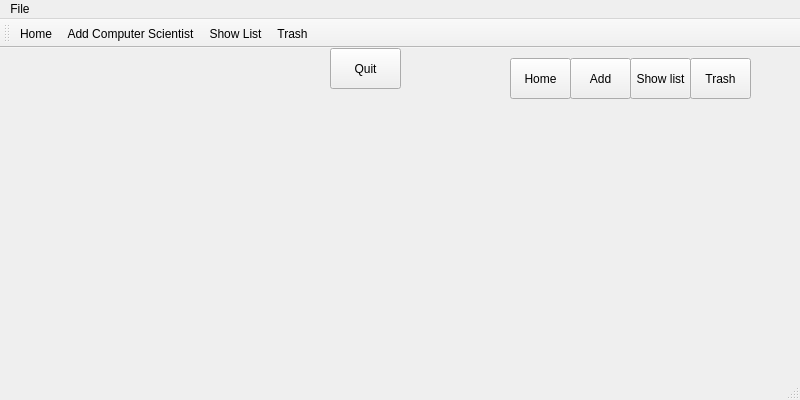
This is Hopur21Verkefni/MyComputerScienceList/ui/mainwindow.ui in Hopur21/Hopur21 as Qt 5 draws it before an edit. The edited form follows.
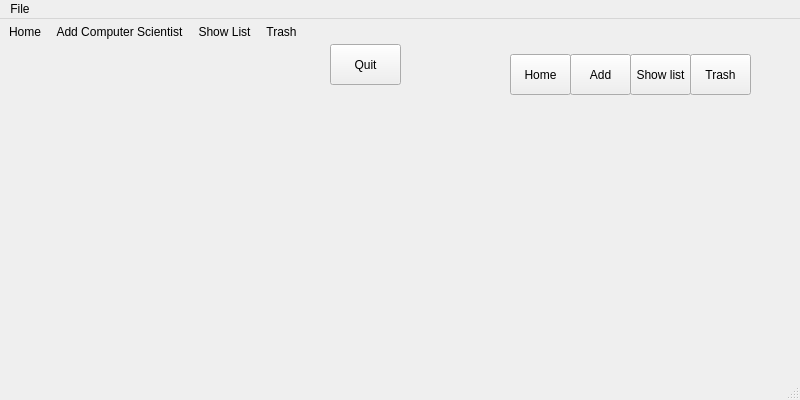
This is the edited form. Icons and pictures are not drawn.

Commit message: main window title and icon

```diff
--- a/Hopur21Verkefni/MyComputerScienceList/ui/mainwindow.ui
+++ b/Hopur21Verkefni/MyComputerScienceList/ui/mainwindow.ui
@@ -126,6 +126,18 @@
    <addaction name="menuHallo"/>
   </widget>
   <widget class="QToolBar" name="mainToolBar">
+   <property name="styleSheet">
+    <string notr="true">border-color: rgb(0, 0, 0);</string>
+   </property>
+   <property name="movable">
+    <bool>false</bool>
+   </property>
+   <property name="iconSize">
+    <size>
+     <width>30</width>
+     <height>30</height>
+    </size>
+   </property>
    <attribute name="toolBarArea">
     <enum>TopToolBarArea</enum>
    </attribute>
```
Left out of the diff: 6 changed lines with no effect on the pictures. The commit also changes 7 other files.
